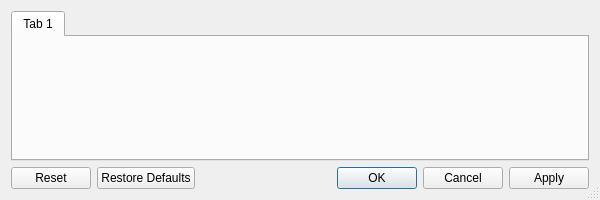
Above: src/mumble/ConfigDialog.ui from mumble-voip/mumble before the change. Below: the same form after it.
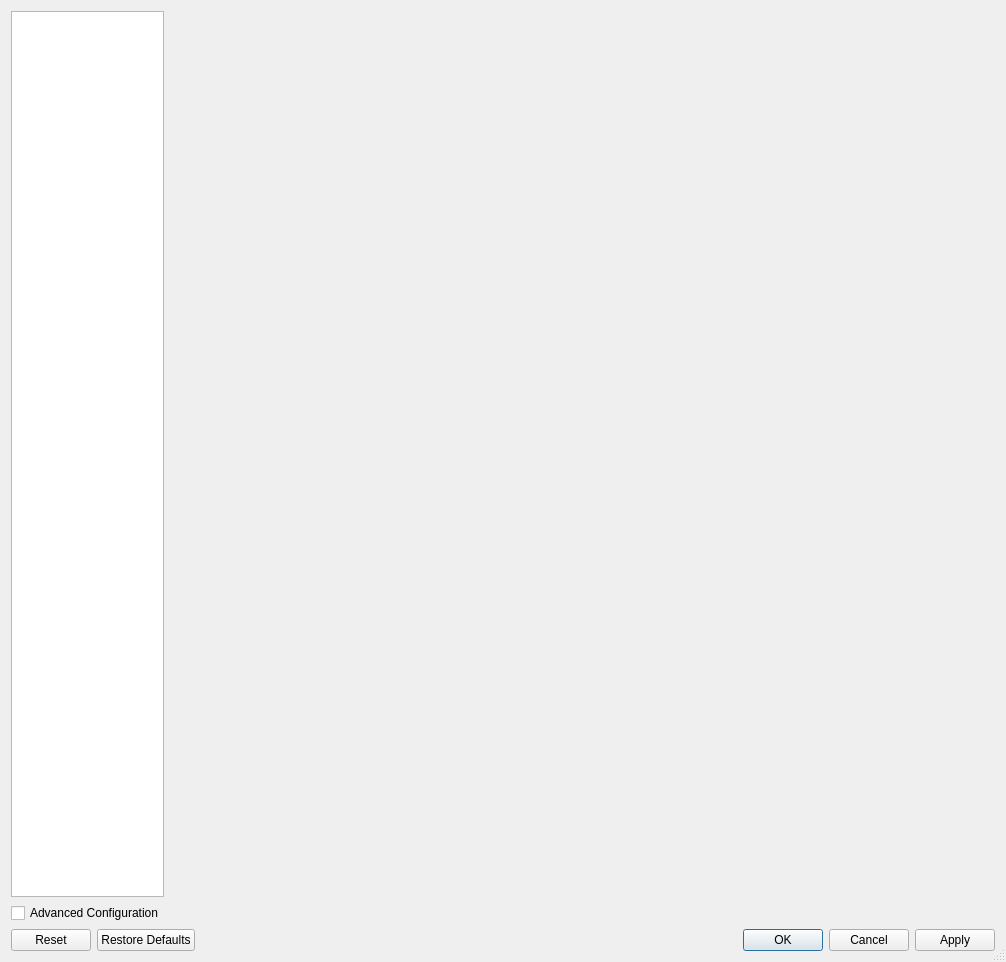
That is the form after the change.

Commit message: Switch back to listbased config dialog

Patch:
```diff
--- a/src/mumble/ConfigDialog.ui
+++ b/src/mumble/ConfigDialog.ui
@@ -6,8 +6,8 @@
    <rect>
     <x>0</x>
     <y>0</y>
-    <width>600</width>
-    <height>200</height>
+    <width>1006</width>
+    <height>962</height>
    </rect>
   </property>
   <property name="windowTitle">
@@ -16,21 +16,44 @@
   <property name="sizeGripEnabled">
    <bool>true</bool>
   </property>
-  <layout class="QVBoxLayout" name="qvblVertical">
-   <item>
-    <widget class="QTabWidget" name="qtwWidgets">
-     <property name="currentIndex">
-      <number>0</number>
+  <layout class="QGridLayout" name="gridLayout">
+   <item row="0" column="0">
+    <widget class="QListWidget" name="qlwIcons">
+     <property name="sizePolicy">
+      <sizepolicy hsizetype="Ignored" vsizetype="Expanding">
+       <horstretch>0</horstretch>
+       <verstretch>0</verstretch>
+      </sizepolicy>
      </property>
-     <widget class="QWidget" name="tab_3">
-      <attribute name="title">
-       <string>Tab 1</string>
-      </attribute>
-     </widget>
+     <property name="iconSize">
+      <size>
+       <width>24</width>
+       <height>24</height>
+      </size>
+     </property>
+     <property name="resizeMode">
+      <enum>QListView::Adjust</enum>
+     </property>
+     <property name="layoutMode">
+      <enum>QListView::Batched</enum>
+     </property>
     </widget>
    </item>
-   <item>
-    <layout class="QHBoxLayout" name="qhblHorizontal">
+   <item row="1" column="0">
+    <widget class="QCheckBox" name="qcbExpert">
+     <property name="sizePolicy">
+      <sizepolicy hsizetype="Minimum" vsizetype="Fixed">
+       <horstretch>0</horstretch>
+       <verstretch>0</verstretch>
+      </sizepolicy>
+     </property>
+     <property name="text">
+      <string>Advanced Configuration</string>
+     </property>
+    </widget>
+   </item>
+   <item row="2" column="0" colspan="3">
+    <layout class="QHBoxLayout" name="horizontalLayout">
      <item>
       <widget class="QDialogButtonBox" name="pageButtonBox">
        <property name="orientation">
@@ -48,8 +71,8 @@
        </property>
        <property name="sizeHint" stdset="0">
         <size>
-         <width>40</width>
-         <height>20</height>
+         <width>474</width>
+         <height>22</height>
         </size>
        </property>
       </spacer>
@@ -66,6 +89,17 @@
      </item>
     </layout>
    </item>
+   <item row="0" column="1" rowspan="2">
+    <widget class="QStackedWidget" name="qswPages">
+     <property name="sizePolicy">
+      <sizepolicy hsizetype="Expanding" vsizetype="Expanding">
+       <horstretch>1</horstretch>
+       <verstretch>0</verstretch>
+      </sizepolicy>
+     </property>
+     <widget class="QWidget" name="page"/>
+    </widget>
+   </item>
   </layout>
  </widget>
  <resources>
```
The commit also changes 4 other files.
